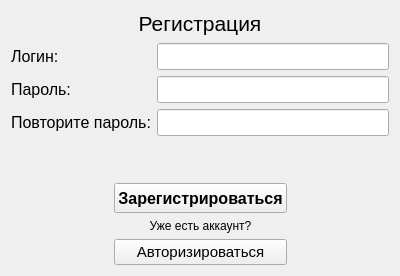
Tweety-sat/Flight-scoreboard, file registration.ui: the form before one commit.
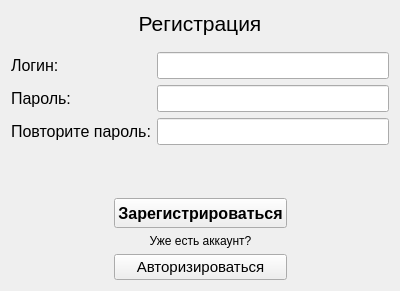
The form after the commit.

Patch:
```diff
--- a/registration.ui
+++ b/registration.ui
@@ -7,7 +7,7 @@
     <x>0</x>
     <y>0</y>
     <width>400</width>
-    <height>276</height>
+    <height>291</height>
    </rect>
   </property>
   <property name="windowTitle">
@@ -121,6 +121,9 @@
          <pointsize>12</pointsize>
         </font>
        </property>
+       <property name="echoMode">
+        <enum>QLineEdit::Password</enum>
+       </property>
       </widget>
      </item>
      <item row="3" column="0">
@@ -142,6 +145,9 @@
          <pointsize>12</pointsize>
         </font>
        </property>
+       <property name="echoMode">
+        <enum>QLineEdit::Password</enum>
+       </property>
       </widget>
      </item>
     </layout>
```
